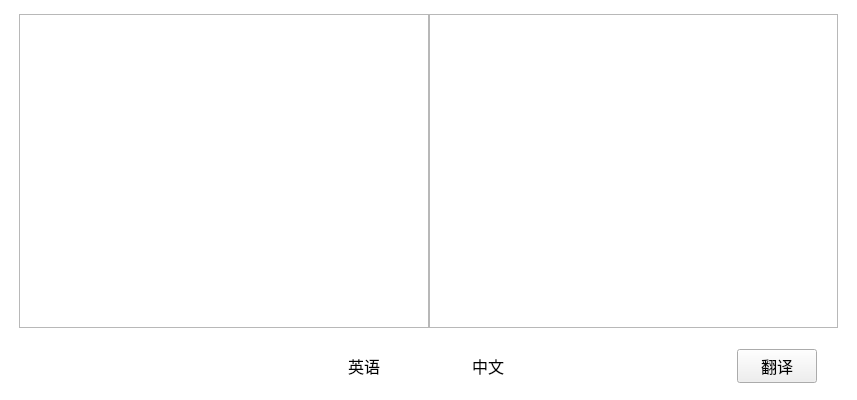
Before: the Qt Designer form mainwindow.ui in HYIND/Tiny_Translation, drawn with Qt 5.
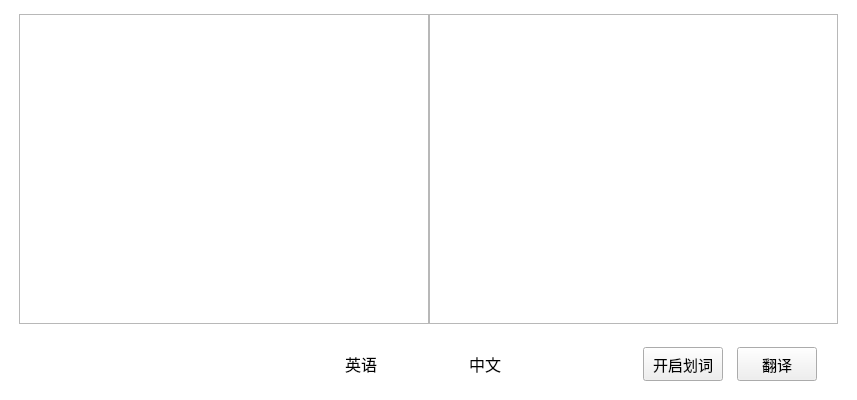
After: the same form once the commit is applied. Icons and pictures are not drawn.

Commit message: 初步完成划词功能

```diff
--- a/mainwindow.ui
+++ b/mainwindow.ui
@@ -214,12 +214,36 @@
             </property>
             <property name="sizeHint" stdset="0">
              <size>
-              <width>110</width>
+              <width>190</width>
               <height>20</height>
              </size>
             </property>
            </spacer>
           </item>
+          <item row="0" column="4">
+           <widget class="QPushButton" name="Switch_Delimit">
+            <property name="minimumSize">
+             <size>
+              <width>80</width>
+              <height>34</height>
+             </size>
+            </property>
+            <property name="maximumSize">
+             <size>
+              <width>80</width>
+              <height>34</height>
+             </size>
+            </property>
+            <property name="font">
+             <font>
+              <pointsize>11</pointsize>
+             </font>
+            </property>
+            <property name="text">
+             <string>开启划词</string>
+            </property>
+           </widget>
+          </item>
          </layout>
         </widget>
        </item>
@@ -248,7 +272,7 @@
          </property>
          <property name="font">
           <font>
-           <pointsize>12</pointsize>
+           <pointsize>11</pointsize>
            <italic>false</italic>
            <bold>false</bold>
            <underline>false</underline>
```
Left out of the diff: 14 changed lines with no effect on the pictures. The commit also changes 11 other files.
